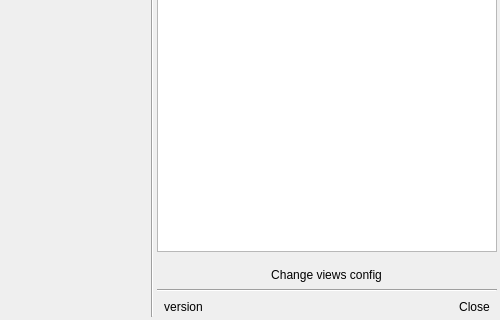
Old version of the form ui/main_dialog.ui in the repository SMByC/ThRasE; both pictures show x 758 to 1258 and y 325 to 645 of the 1258 by 645 pixel window.
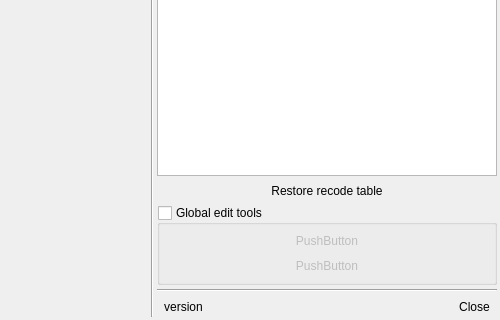
New version of the form. Icons and pictures are not drawn. Custom widgets are drawn as their Qt base class.

Commit message: Implement a button for restore the recode pixel values to original values and reset table

Patch:
```diff
--- a/ui/main_dialog.ui
+++ b/ui/main_dialog.ui
@@ -588,25 +588,12 @@
          <item>
           <widget class="QTableWidget" name="recodePixelTable"/>
          </item>
-         <item>
-          <spacer name="verticalSpacer">
-           <property name="orientation">
-            <enum>Qt::Vertical</enum>
-           </property>
-           <property name="sizeType">
-            <enum>QSizePolicy::Fixed</enum>
-           </property>
-           <property name="sizeHint" stdset="0">
-            <size>
-             <width>20</width>
-             <height>8</height>
-            </size>
-           </property>
-          </spacer>
-         </item>
          <item>
           <widget class="QWidget" name="widget_3" native="true">
            <layout class="QHBoxLayout" name="horizontalLayout_11">
+            <property name="spacing">
+             <number>0</number>
+            </property>
             <property name="leftMargin">
              <number>0</number>
             </property>
@@ -620,9 +607,25 @@
              <number>0</number>
             </property>
             <item>
-             <widget class="QToolButton" name="QPBtn_ChangeViewsConfig">
+             <widget class="QToolButton" name="QPBtn_RestoreRecodeTable">
+              <property name="maximumSize">
+               <size>
+                <width>16777215</width>
+                <height>32</height>
+               </size>
+              </property>
+              <property name="toolTip">
+               <string>Restore to original values and reset table</string>
+              </property>
               <property name="text">
-               <string>Change views config</string>
+               <string>Restore recode table</string>
+              </property>
+              <property name="icon">
+               <iconset>
+                <normaloff>:/plugins/thrase/icons/restore.svg</normaloff>:/plugins/thrase/icons/restore.svg</iconset>
+              </property>
+              <property name="toolButtonStyle">
+               <enum>Qt::ToolButtonTextBesideIcon</enum>
               </property>
               <property name="autoRaise">
                <bool>true</bool>
@@ -632,6 +635,89 @@
            </layout>
           </widget>
          </item>
+         <item>
+          <widget class="QGroupBox" name="groupBox">
+           <property name="title">
+            <string>Global edit tools</string>
+           </property>
+           <property name="checkable">
+            <bool>true</bool>
+           </property>
+           <property name="checked">
+            <bool>false</bool>
+           </property>
+           <layout class="QVBoxLayout" name="verticalLayout_2">
+            <property name="spacing">
+             <number>2</number>
+            </property>
+            <property name="leftMargin">
+             <number>2</number>
+            </property>
+            <property name="topMargin">
+             <number>2</number>
+            </property>
+            <property name="rightMargin">
+             <number>2</number>
+            </property>
+            <property name="bottomMargin">
+             <number>2</number>
+            </property>
+            <item>
+             <widget class="QWidget" name="QGBox_GlobalEditTools" native="true">
+              <layout class="QVBoxLayout" name="verticalLayout_3">
+               <property name="spacing">
+                <number>3</number>
+               </property>
+               <property name="leftMargin">
+                <number>3</number>
+               </property>
+               <property name="topMargin">
+                <number>3</number>
+               </property>
+               <property name="rightMargin">
+                <number>3</number>
+               </property>
+               <property name="bottomMargin">
+                <number>3</number>
+               </property>
+               <item>
+                <widget class="QPushButton" name="pushButton_2">
+                 <property name="maximumSize">
+                  <size>
+                   <width>16777215</width>
+                   <height>32</height>
+                  </size>
+                 </property>
+                 <property name="text">
+                  <string>PushButton</string>
+                 </property>
+                 <property name="flat">
+                  <bool>true</bool>
+                 </property>
+                </widget>
+               </item>
+               <item>
+                <widget class="QPushButton" name="pushButton">
+                 <property name="maximumSize">
+                  <size>
+                   <width>16777215</width>
+                   <height>32</height>
+                  </size>
+                 </property>
+                 <property name="text">
+                  <string>PushButton</string>
+                 </property>
+                 <property name="flat">
+                  <bool>true</bool>
+                 </property>
+                </widget>
+               </item>
+              </layout>
+             </widget>
+            </item>
+           </layout>
+          </widget>
+         </item>
          <item>
           <widget class="Line" name="line_3">
            <property name="orientation">
```
Left out of the diff: 24 changed lines with no effect on the pictures. The commit also changes 5 other files.
